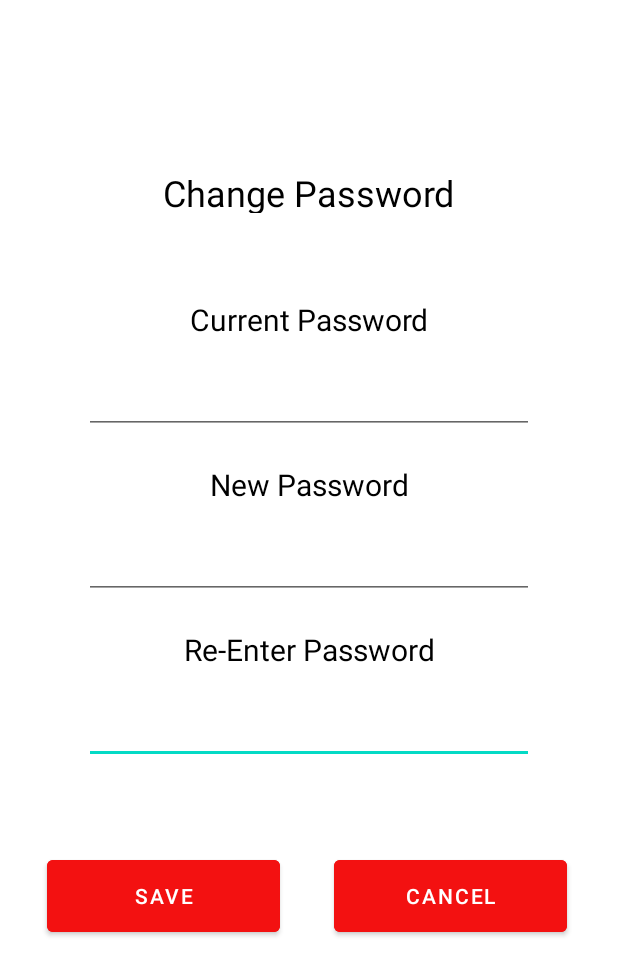
After one commit to arus18/uee, an Android app: the layout change_pwd.xml on its own in the app's theme, with its tools: preview values and no code run, on a phone screen of 412 x 824 dp. The commit adds this screen. Shown: the top 975 px of the screen. Run offline under Robolectric (Android 15) with nearby library versions, the phone set to English and light mode, and no system bars.

Commit message:
user Interface designed

```diff
--- /dev/null
+++ b/app/src/main/java/com/example/myapplication/activities/ChangePwd.java
@@ -0,0 +1,4 @@
+package com.example.myapplication.activities;
+
+public class ChangePwd {
+}
--- /dev/null
+++ b/app/src/main/java/com/example/myapplication/activities/UserDetails.java
@@ -0,0 +1,4 @@
+package com.example.myapplication.activities;
+
+public class UserDetails {
+}
--- /dev/null
+++ b/app/src/main/res/layout/change_pwd.xml
@@ -0,0 +1,134 @@
+<?xml version="1.0" encoding="utf-8"?>
+<androidx.constraintlayout.widget.ConstraintLayout xmlns:android="http://schemas.android.com/apk/res/android"
+    xmlns:app="http://schemas.android.com/apk/res-auto"
+    xmlns:tools="http://schemas.android.com/tools"
+    android:layout_width="match_parent"
+    android:layout_height="match_parent"
+    >
+
+    <EditText
+        android:id="@+id/etp_rePwd"
+        android:layout_width="300dp"
+        android:layout_height="42dp"
+        android:layout_marginStart="55dp"
+        android:layout_marginTop="18dp"
+        android:layout_marginEnd="56dp"
+        android:ems="10"
+        android:inputType="textPassword"
+        android:textColor="#B3000000"
+        app:layout_constraintEnd_toEndOf="parent"
+        app:layout_constraintStart_toStartOf="parent"
+        app:layout_constraintTop_toBottomOf="@+id/tv_rePwd" />
+
+    <TextView
+        android:id="@+id/tv_rePwd"
+        android:layout_width="200dp"
+        android:layout_height="30dp"
+        android:layout_marginStart="105dp"
+        android:layout_marginTop="20dp"
+        android:layout_marginEnd="106dp"
+        android:text="@string/tv_rePwd"
+        android:textAlignment="center"
+        android:textColor="#000000"
+        android:textSize="20sp"
+        app:layout_constraintEnd_toEndOf="parent"
+        app:layout_constraintStart_toStartOf="parent"
+        app:layout_constraintTop_toBottomOf="@+id/etp_newPwd" />
+
+    <EditText
+        android:id="@+id/etp_newPwd"
+        android:layout_width="300dp"
+        android:layout_height="42dp"
+        android:layout_marginStart="55dp"
+        android:layout_marginTop="18dp"
+        android:layout_marginEnd="56dp"
+        android:ems="10"
+        android:inputType="textPassword"
+        android:textColor="#B3000000"
+        app:layout_constraintEnd_toEndOf="parent"
+        app:layout_constraintStart_toStartOf="parent"
+        app:layout_constraintTop_toBottomOf="@+id/tv_newPwd" />
+
+    <TextView
+        android:id="@+id/tv_newPwd"
+        android:layout_width="200dp"
+        android:layout_height="30dp"
+        android:layout_marginStart="105dp"
+        android:layout_marginTop="20dp"
+        android:layout_marginEnd="106dp"
+        android:text="@string/tv_newPwd"
+        android:textAlignment="center"
+        android:textColor="#000000"
+        android:textSize="20sp"
+        app:layout_constraintEnd_toEndOf="parent"
+        app:layout_constraintStart_toStartOf="parent"
+        app:layout_constraintTop_toBottomOf="@+id/etp_currentPwd" />
+
+    <TextView
+        android:id="@+id/tv4"
+        android:layout_width="200dp"
+        android:layout_height="30dp"
+        android:layout_marginStart="105dp"
+        android:layout_marginTop="112dp"
+        android:layout_marginEnd="106dp"
+        android:text="@string/tv4"
+        android:textAlignment="center"
+        android:textColor="#000000"
+        android:textSize="24sp"
+        app:layout_constraintEnd_toEndOf="parent"
+        app:layout_constraintHorizontal_bias="0.0"
+        app:layout_constraintStart_toStartOf="parent"
+        app:layout_constraintTop_toTopOf="parent" />
+
+    <TextView
+        android:id="@+id/tv_currentPassword"
+        android:layout_width="200dp"
+        android:layout_height="30dp"
+        android:layout_marginStart="105dp"
+        android:layout_marginTop="57dp"
+        android:layout_marginEnd="106dp"
+        android:text="@string/tv_currentPwd"
+        android:textAlignment="center"
+        android:textColor="#000000"
+        android:textSize="20sp"
+        app:layout_constraintEnd_toEndOf="parent"
+        app:layout_constraintStart_toStartOf="parent"
+        app:layout_constraintTop_toBottomOf="@+id/tv4" />
+
+    <EditText
+        android:id="@+id/etp_currentPwd"
+        android:layout_width="300dp"
+        android:layout_height="42dp"
+        android:layout_marginStart="55dp"
+        android:layout_marginTop="18dp"
+        android:layout_marginEnd="56dp"
+        android:ems="10"
+        android:inputType="textPassword"
+        android:textColor="#B3000000"
+        app:layout_constraintEnd_toEndOf="parent"
+        app:layout_constraintStart_toStartOf="parent"
+        app:layout_constraintTop_toBottomOf="@+id/tv_currentPassword" />
+
+    <Button
+        android:id="@+id/btn_cancel"
+        android:layout_width="155dp"
+        android:layout_height="60dp"
+        android:layout_marginTop="58dp"
+        android:layout_marginEnd="34dp"
+        android:backgroundTint="#F31111"
+        android:text="@string/btn_cancel"
+        app:layout_constraintEnd_toEndOf="parent"
+        app:layout_constraintTop_toBottomOf="@+id/etp_rePwd" />
+
+    <Button
+        android:id="@+id/btn_save"
+        android:layout_width="155dp"
+        android:layout_height="60dp"
+        android:layout_marginStart="31dp"
+        android:layout_marginTop="58dp"
+        android:backgroundTint="#F31111"
+        android:text="@string/btn_save"
+        app:layout_constraintStart_toStartOf="parent"
+        app:layout_constraintTop_toBottomOf="@+id/etp_rePwd" />
+
+</androidx.constraintlayout.widget.ConstraintLayout>
--- a/app/src/main/res/values/strings.xml
+++ b/app/src/main/res/values/strings.xml
@@ -36,4 +36,23 @@
         <item>CGM</item>
         <item>Milk sugar</item>
     </string-array>
+
+    <string name="tv_userName" />
+    <string name="tv_email" />
+    <string name="tv1">User Name</string>
+    <string name="edt_userName" />
+    <string name="tv2">Mobile Number</string>
+    <string name="tv3">Address</string>
+    <string name="btn_save">SAVE</string>
+    <string name="btn_cancel">CANCEL</string>
+    <string name="tv4">Change Password</string>
+    <string name="tv_currentPwd">Current Password</string>
+    <string name="tv_newPwd">New Password</string>
+    <string name="tv_rePwd">Re-Enter Password</string>
+    <string name="tv_requestPanel">Request Panel</string>
+    <string name="tv_height">Enter Panel Height ( meters )</string>
+    <string name="tv_width">Enter Panel Width ( meters )</string>
+    <string name="tv_cost">Panel Cost ( LKR )</string>
+    <string name="tv_cCost" />
+    <string name="btn_request">Request</string>
 </resources>
```
Also changed, not shown: app/src/main/AndroidManifest.xml (+21 -0 lines), app/src/main/java/com/example/myapplication/activities/RequestPanel.java (added, +10 -0 lines), app/src/main/res/layout/request_panel.xml (added, +122 -0 lines), app/src/main/res/layout/user_details.xml (added, +166 -0 lines).
